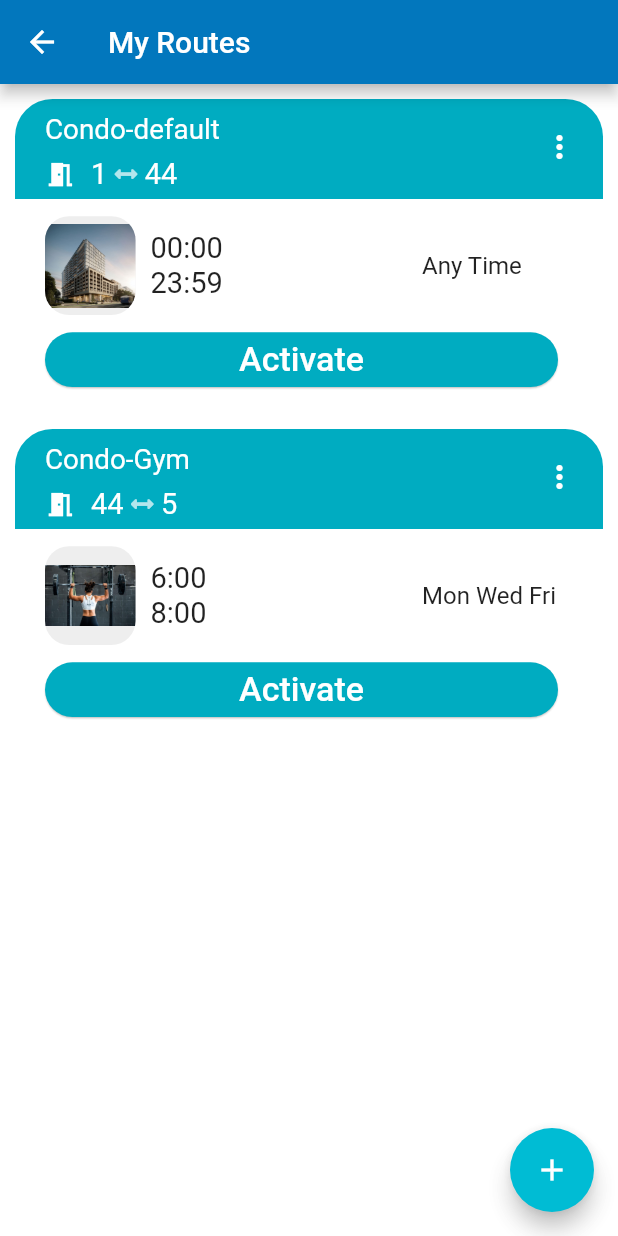
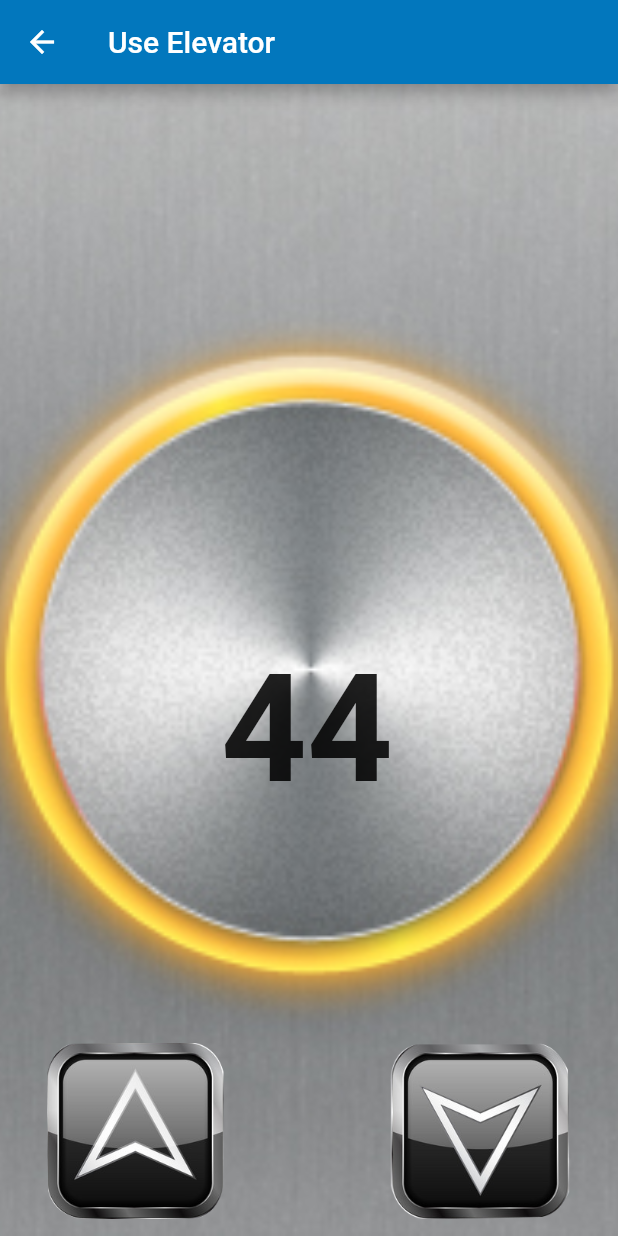
Before and after one commit to meifish/hci, a Flutter app: the screen it shows after launch, after a tap on "Use An Elevator", on a phone screen of 412 x 824 dp. Run offline on Flutter 3.47's test engine with Material 2 defaults, Android fonts, the phone set to English and light mode, and no system bars; our stand-ins replace google_fonts, sqflite; accounts and stored records are empty.

Commit message:
Add Use Elevator page

```diff
--- a/lib/Pages/HomePage.dart
+++ b/lib/Pages/HomePage.dart
@@ -45,7 +45,7 @@ class _MyHomePageState extends State<MyHomePage> {
                     icon: Icons.favorite),
                 MenuOption(
                     option: 'Use An Elevator',
-                    route: '/MyRoute',
+                    route: '/UseElevator',
                     icon: Icons.elevator),
                 MenuOption(
                     option: 'Share Access',
--- /dev/null
+++ b/lib/Pages/UseElevatorPage.dart
@@ -0,0 +1,68 @@
+import 'package:flutter/material.dart';
+import 'package:hci/sizeConfig.dart';
+
+class UseElevatorPage extends StatefulWidget {
+  String floor = "44";
+  String up_img = "assets/images/up_1.png";
+  String down_img = "assets/images/down_1.png";
+
+  @override
+  _UseElevatorPageState createState() => _UseElevatorPageState();
+}
+
+class _UseElevatorPageState extends State<UseElevatorPage> {
+  @override
+  Widget build(BuildContext context) {
+    SizeConfig().init(context);
+
+    return Scaffold(
+        appBar: AppBar(
+          title: Text('Use Elevator'),
+        ),
+        body: Container(
+            width: SizeConfig.screenWidth,
+            height: SizeConfig.screenHeight,
+            decoration: BoxDecoration(
+                image: DecorationImage(
+                    image: AssetImage("assets/images/elevator_button.webp"),
+                    fit: BoxFit.cover)),
+            child: Stack(children: [
+              Positioned(
+                  left: SizeConfig.screenWidth / 3 + 10,
+                  bottom: SizeConfig.screenHeight / 3 + 5,
+                  child: Text(widget.floor,
+                      style: TextStyle(
+                          fontSize: 100, fontWeight: FontWeight.bold))),
+              Positioned(
+                  left: 30,
+                  bottom: 10,
+                  child: Row(
+                    children: [
+                      InkWell(
+                        child: Image(
+                            image: AssetImage(widget.up_img),
+                            width: 120,
+                            height: 120),
+                        onTap: () {
+                          setState(() {
+                            widget.up_img = "assets/images/up_2.png";
+                          });
+                        },
+                      ),
+                      SizedBox(width: 110),
+                      InkWell(
+                        child: Image(
+                            image: AssetImage(widget.down_img),
+                            width: 120,
+                            height: 120),
+                        onTap: () {
+                          setState(() {
+                            widget.down_img = "assets/images/down_2.png";
+                          });
+                        },
+                      ),
+                    ],
+                  ))
+            ])));
+  }
+}
--- a/lib/Widgets/MyRouteWidgets/RouteCard.dart
+++ b/lib/Widgets/MyRouteWidgets/RouteCard.dart
@@ -1,5 +1,4 @@
 import 'package:flutter/material.dart';
-import 'package:google_fonts/google_fonts.dart';
 import 'package:hci/sizeConfig.dart';
 import 'package:hci/my_flutter_app_icons.dart';
 import 'package:hci/Widgets/MyRouteWidgets/PopupMenuButton.dart';
--- a/lib/main.dart
+++ b/lib/main.dart
@@ -2,6 +2,7 @@ import 'package:flutter/material.dart';
 import 'Pages/Settings/AddBuilding.dart';
 import 'Pages/Settings/DoorHoldingTime.dart';
 import 'Pages/MyRoutePage.dart';
+import 'Pages/UseElevatorPage.dart';
 import 'Pages/HomePage.dart';
 import 'Pages/ShareAccessPage.dart';
 import 'Pages/Settings/MyBuildings.dart';
@@ -27,6 +28,7 @@ class MyApp extends StatelessWidget {
         home: MyHomePage(title: 'Home Page'),
         routes: {
           '/MyRoute': (context) => MyRoutePage(),
+          '/UseElevator': (context) => UseElevatorPage(),
           '/ShareAcess': (context) => ShareAccessPage(),
           '/Settings': (context) => Settings(title: "Setting"),
           '/DoorHold': (context) => DoorHoldingTime(),
```
Also changed, not shown: assets/images/down_1.png (added), assets/images/down_2.png (added), assets/images/elevator_button.jpg (added), assets/images/elevator_button.webp (added), assets/images/up_1.png (added), assets/images/up_2.png (added), assets/images/up_down.jpg (added), 1 other file.
